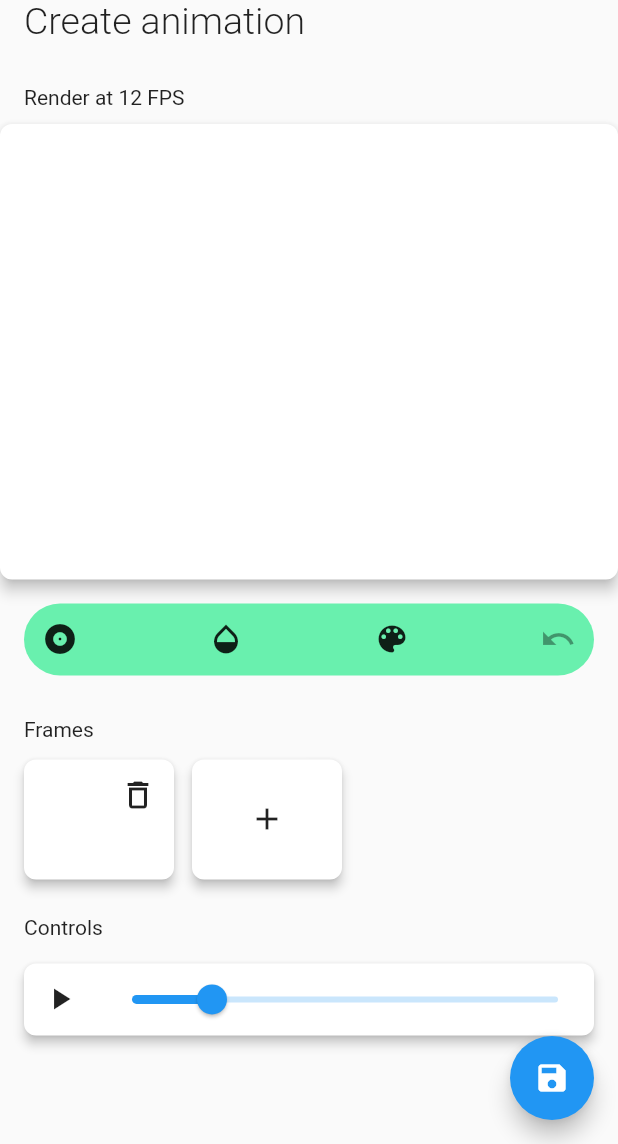
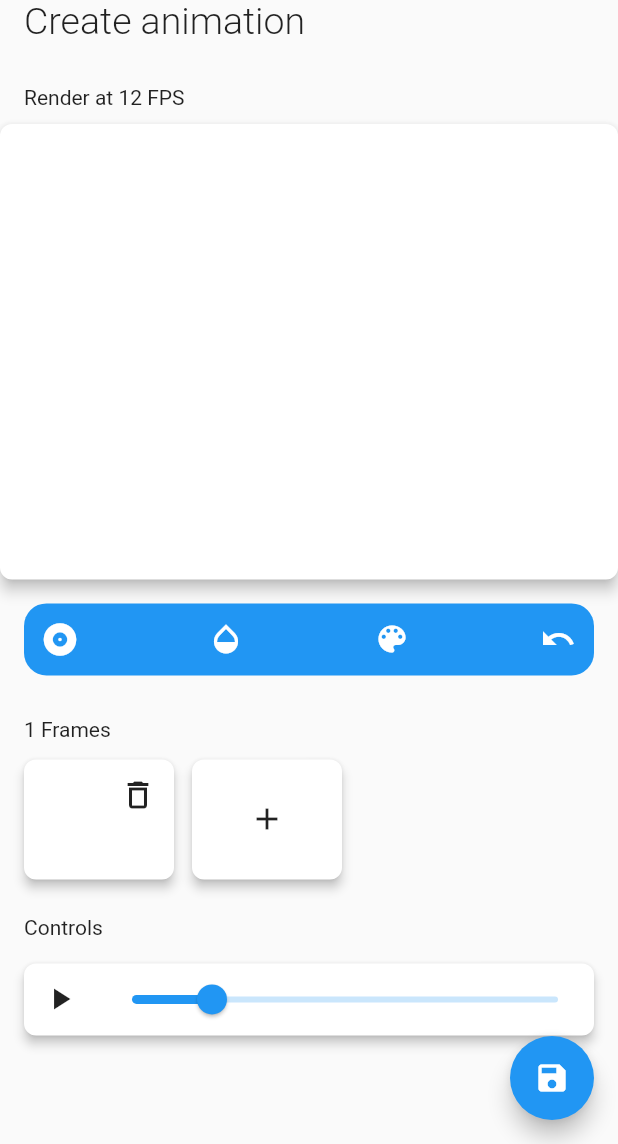
Before and after one commit to Pyozer/FlipArt, a Flutter app: the screen it shows after launch, on a phone screen of 412 x 824 dp, the part 92-1236 px from its top. Run offline on Flutter 3.47's test engine with Material 2 defaults, Android fonts, the phone set to English and light mode, and no system bars; our stand-ins replace flutter_colorpicker.

Commit message:
Fix duplicate, improve toolbar ui

```diff
--- a/lib/models/drawing_point.dart
+++ b/lib/models/drawing_point.dart
@@ -5,4 +5,12 @@ class DrawingPoint {
   Offset point;
 
   DrawingPoint({this.point, this.paint});
+
+  DrawingPoint copy() => DrawingPoint(
+        point: Offset(point.dx, point.dy),
+        paint: Paint()
+          ..color = paint.color
+          ..strokeWidth = paint.strokeWidth
+          ..isAntiAlias = true,
+      );
 }
--- a/lib/models/frame.dart
+++ b/lib/models/frame.dart
@@ -6,4 +6,6 @@ class Frame {
   Frame([this.points]) {
     points ??= [];
   }
+
+  Frame copy() => Frame(points.map((pts) => pts?.copy()).toList());
 }
--- a/lib/widgets/draw_container.dart
+++ b/lib/widgets/draw_container.dart
@@ -64,10 +64,22 @@ class _DrawState extends State<DrawContainer> {
     setState(() {
       if (_selectedMode == tabMode)
         _showBottomList = !_showBottomList;
-      else
+      else {
         _showBottomList = true;
-      _selectedMode = tabMode;
+      }
+      _selectedMode = _showBottomList ? tabMode : null;
     });
+  }
+
+  IconButton _buildBtn(IconData icon, SelectedMode mode) {
+    return IconButton(
+      icon: Icon(
+        icon,
+        color: (_selectedMode == mode) ? Colors.white : Colors.white,
+        size: (_selectedMode == mode) ? 26 : 24,
+      ),
+      onPressed: () => onTabSelect(mode),
+    );
   }
 
   @override
@@ -102,8 +114,8 @@ class _DrawState extends State<DrawContainer> {
         Container(
           margin: const EdgeInsets.fromLTRB(16.0, 0.0, 16.0, 16.0),
           decoration: BoxDecoration(
-            borderRadius: BorderRadius.circular(25.0),
-            color: Colors.greenAccent,
+            borderRadius: BorderRadius.circular(15.0),
+            color: Colors.blue,
           ),
           child: Column(
             mainAxisSize: MainAxisSize.min,
@@ -112,20 +124,11 @@ class _DrawState extends State<DrawContainer> {
               Row(
                 mainAxisAlignment: MainAxisAlignment.spaceBetween,
                 children: [
+                  _buildBtn(Icons.album, SelectedMode.StrokeWidth),
+                  _buildBtn(Icons.opacity, SelectedMode.Opacity),
+                  _buildBtn(Icons.color_lens, SelectedMode.Color),
                   IconButton(
-                    icon: const Icon(Icons.album),
-                    onPressed: () => onTabSelect(SelectedMode.StrokeWidth),
-                  ),
-                  IconButton(
-                    icon: const Icon(Icons.opacity),
-                    onPressed: () => onTabSelect(SelectedMode.Opacity),
-                  ),
-                  IconButton(
-                    icon: const Icon(Icons.color_lens),
-                    onPressed: () => onTabSelect(SelectedMode.Color),
-                  ),
-                  IconButton(
-                    icon: const Icon(Icons.undo),
+                    icon: const Icon(Icons.undo, color: Colors.white),
                     onPressed: widget.frame.points.isNotEmpty
                         ? () {
                             setState(() => _showBottomList = false);
@@ -144,7 +147,13 @@ class _DrawState extends State<DrawContainer> {
                           children: getColorList(),
                         ),
                       )
-                    : Slider(
+                    : SliderTheme(
+                        data: SliderThemeData(
+                          valueIndicatorTextStyle: const TextStyle(
+                            color: Colors.black,
+                          ),
+                        ),
+                        child: Slider(
                           value: (_selectedMode == SelectedMode.StrokeWidth)
                               ? _strokeWidth
                               : _opacity,
@@ -156,6 +165,7 @@ class _DrawState extends State<DrawContainer> {
                               ? "${_strokeWidth.round()}px"
                               : "${(_opacity * 100).round()}%",
                           divisions: 50,
+                          activeColor: Colors.white,
                           onChanged: (val) {
                             setState(() {
                               if (_selectedMode == SelectedMode.StrokeWidth)
@@ -164,6 +174,7 @@ class _DrawState extends State<DrawContainer> {
                                 _opacity = val;
                             });
                           },
+                        ),
                       ),
                 visible: _showBottomList,
               ),
```
Also changed, not shown: lib/screens/create_animation.dart (+18 -5 lines). Lines whose indentation alone changed are shown as unchanged.
